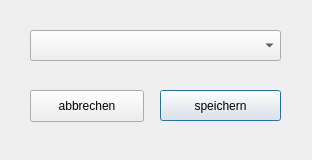
Old version of the form mainwindow.ui in the repository A1bi/FasT-printing-helper.
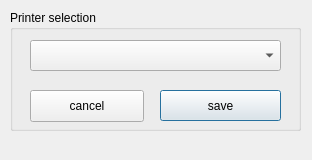
New version of the form.

Patch:
```diff
--- a/mainwindow.ui
+++ b/mainwindow.ui
@@ -32,7 +32,7 @@
    </size>
   </property>
   <property name="windowTitle">
-   <string>FasT Ticket Drucker</string>
+   <string>FasT Ticket Printer</string>
   </property>
   <widget class="QWidget" name="centralWidget">
    <property name="sizePolicy">
@@ -51,13 +51,13 @@
     <property name="geometry">
      <rect>
       <x>30</x>
-      <y>30</y>
+      <y>40</y>
       <width>251</width>
       <height>31</height>
      </rect>
     </property>
    </widget>
-   <widget class="QPushButton" name="saveBtn">
+   <widget class="QPushButton" name="submitBtn">
     <property name="geometry">
      <rect>
       <x>160</x>
@@ -67,7 +67,7 @@
      </rect>
     </property>
     <property name="text">
-     <string>speichern</string>
+     <string>save</string>
     </property>
     <property name="autoDefault">
      <bool>false</bool>
@@ -89,9 +89,26 @@
      </rect>
     </property>
     <property name="text">
-     <string>abbrechen</string>
+     <string>cancel</string>
     </property>
    </widget>
+   <widget class="QGroupBox" name="groupBox">
+    <property name="geometry">
+     <rect>
+      <x>10</x>
+      <y>10</y>
+      <width>291</width>
+      <height>121</height>
+     </rect>
+    </property>
+    <property name="title">
+     <string>Printer selection</string>
+    </property>
+   </widget>
+   <zorder>groupBox</zorder>
+   <zorder>printerSelect</zorder>
+   <zorder>submitBtn</zorder>
+   <zorder>cancelBtn</zorder>
   </widget>
   <widget class="QMenuBar" name="menuBar">
    <property name="geometry">
```
